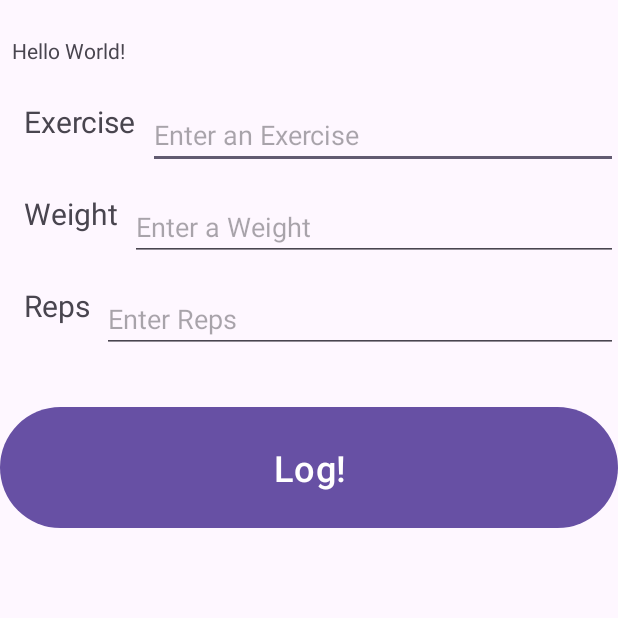
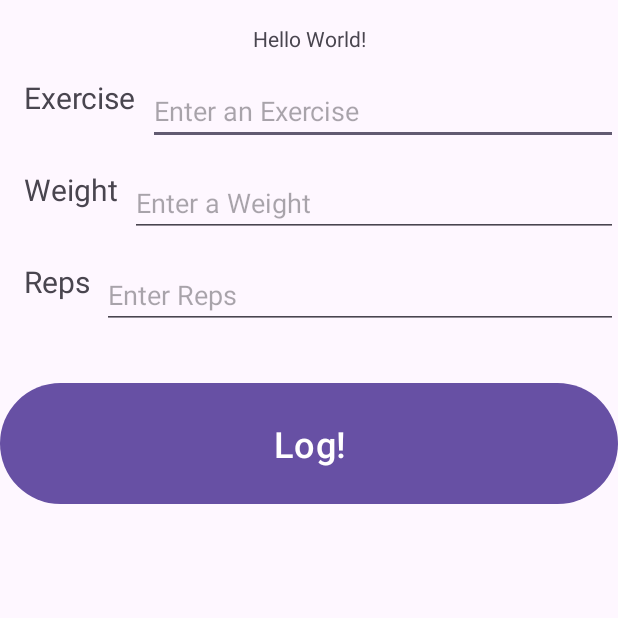
Before and after one commit to zhan6256/MyDemoApplication, an Android app: the screen it shows after launch (MainActivity), on a phone screen of 412 x 824 dp, the top half of it. Run offline under Robolectric (Android 15) with nearby library versions, the phone set to English and light mode, and no system bars.

```diff
--- a/app/src/main/res/layout/activity_main.xml
+++ b/app/src/main/res/layout/activity_main.xml
@@ -7,16 +7,12 @@
     android:layout_height="match_parent"
     tools:context=".MainActivity">
 
-    <!-- Top log display (scrollable later) -->
     <TextView
         android:id="@+id/logDisplayTextView"
-        android:layout_width="0dp"
+        android:layout_width="wrap_content"
         android:layout_height="wrap_content"
         android:text="Hello World!"
         android:layout_marginTop="16dp"
-        android:scrollbars="vertical"
-        android:maxLines="5"
-        android:padding="8dp"
         app:layout_constraintTop_toTopOf="parent"
         app:layout_constraintStart_toStartOf="parent"
         app:layout_constraintEnd_toEndOf="parent" />
@@ -31,8 +27,9 @@
         android:layout_marginStart="16dp"
         android:layout_marginTop="16dp"
         app:layout_constraintStart_toStartOf="parent"
-        app:layout_constraintTop_toBottomOf="@id/logDisplayTextView" />
+        app:layout_constraintTop_toBottomOf="@+id/logDisplayTextView" />
 
+    <!-- Weight row -->
     <EditText
         android:id="@+id/exerciseInputEditText"
         android:layout_width="0dp"
@@ -41,10 +38,9 @@
         android:hint="@string/enter_an_exercise"
         app:layout_constraintEnd_toEndOf="parent"
         app:layout_constraintHorizontal_bias="0.0"
-        app:layout_constraintStart_toEndOf="@id/exerciseLabelTextView"
-        app:layout_constraintTop_toTopOf="@id/exerciseLabelTextView" />
+        app:layout_constraintStart_toEndOf="@+id/exerciseLabelTextView"
+        app:layout_constraintTop_toTopOf="@+id/exerciseLabelTextView" />
 
-    <!-- Weight row -->
     <TextView
         android:id="@+id/weightLabelTextView"
         android:layout_width="wrap_content"
@@ -54,8 +50,9 @@
         android:layout_marginStart="16dp"
         android:layout_marginTop="16dp"
         app:layout_constraintStart_toStartOf="parent"
-        app:layout_constraintTop_toBottomOf="@id/exerciseInputEditText" />
+        app:layout_constraintTop_toBottomOf="@+id/exerciseInputEditText" />
 
+    <!-- Reps row -->
     <EditText
         android:id="@+id/weightInputEditText"
         android:layout_width="0dp"
@@ -68,7 +65,6 @@
         app:layout_constraintStart_toEndOf="@id/weightLabelTextView"
         app:layout_constraintTop_toTopOf="@id/weightLabelTextView" />
 
-    <!-- Reps row -->
     <TextView
         android:id="@+id/repLabelTextView"
         android:layout_width="wrap_content"
@@ -78,7 +74,7 @@
         android:layout_marginStart="16dp"
         android:layout_marginTop="16dp"
         app:layout_constraintStart_toStartOf="parent"
-        app:layout_constraintTop_toBottomOf="@id/weightInputEditText" />
+        app:layout_constraintTop_toBottomOf="@+id/weightInputEditText" />
 
     <EditText
         android:id="@+id/repInputEditText"
@@ -91,7 +87,6 @@
         app:layout_constraintEnd_toEndOf="parent"
         app:layout_constraintTop_toTopOf="@id/repLabelTextView" />
 
-    <!-- Log button -->
     <Button
         android:id="@+id/logButton"
         android:layout_width="0dp"
```
